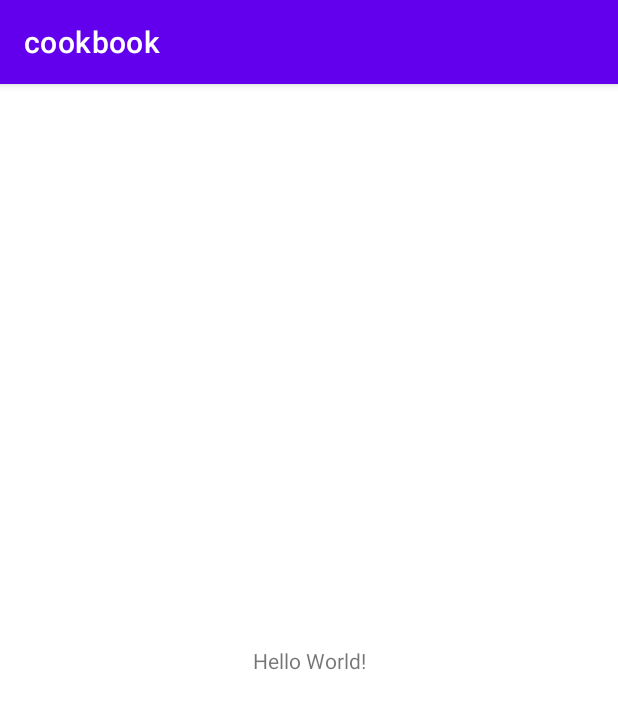
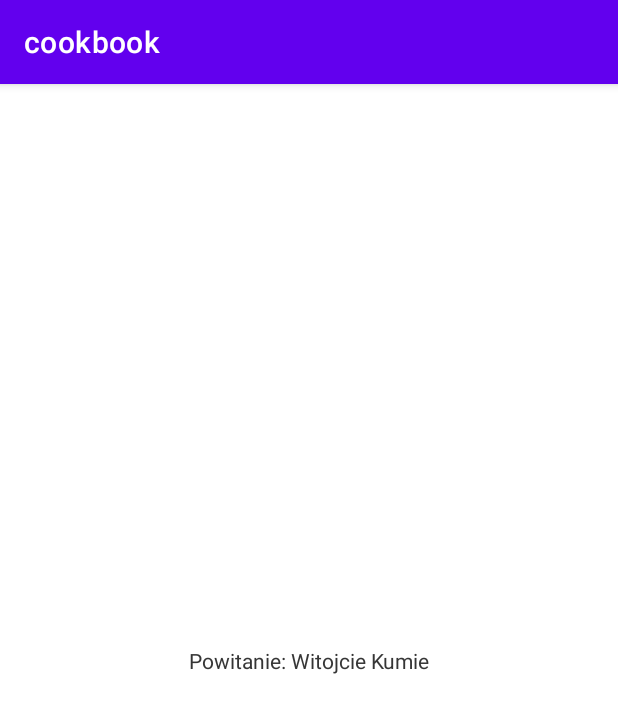
Before and after one commit to bellicaspiritualis/cookbook, an Android app: the screen it shows after launch (MainActivity), on a phone screen of 412 x 824 dp. Shown: the top 713 px of the screen. Run offline under Robolectric (Android 15) with nearby library versions, the phone set to English and light mode, and no system bars.

Commit message:
Pierwdzy fragment Witojcie Kumie

```diff
--- /dev/null
+++ b/app/src/main/java/bellica/spiritualis/cookbook/HomeFragment.kt
@@ -0,0 +1,18 @@
+package bellica.spiritualis.cookbook
+
+import android.os.Bundle
+import android.view.LayoutInflater
+import android.view.View
+import android.view.ViewGroup
+import androidx.fragment.app.Fragment
+
+class HomeFragment: Fragment() {
+
+    override fun onCreateView(
+        inflater: LayoutInflater,
+        container: ViewGroup?,
+        savedInstanceState: Bundle?
+    ): View? {
+        return inflater.inflate(R.layout.fragment_home, container,false)
+    }
+}
--- a/app/src/main/java/bellica/spiritualis/cookbook/MainActivity.kt
+++ b/app/src/main/java/bellica/spiritualis/cookbook/MainActivity.kt
@@ -8,31 +8,12 @@ class MainActivity : AppCompatActivity() {
     override fun onCreate(savedInstanceState: Bundle?) {
         super.onCreate(savedInstanceState)
         setContentView(R.layout.activity_main)
-        Log.d("lifecycle_check", "onCreate")
+
+        addFragment()
     }
 
-    override fun onStart() {
-        super.onStart()
-        Log.d("lifecycle_check", "onStart")
-    }
-
-    override fun onResume() {
-        super.onResume()
-        Log.d("lifecycle_check", "onResume")
-    }
-
-    override fun onPause() {
-        super.onPause()
-        Log.d("lifecycle_check", "onPause")
-    }
-
-    override fun onRestart() {
-        super.onRestart()
-        Log.d("lifecycle_check", "onRestart")
-    }
-
-    override fun onStop() {
-        super.onStop()
-        Log.d("lifecycle_check", "onStop")
+    private fun addFragment() {
+        supportFragmentManager.beginTransaction().add(R.id.fragment_container, HomeFragment()).commit()
+        Log.d("lifecycle_check", "addFragment")
     }
 }
--- a/app/src/main/res/layout/activity_main.xml
+++ b/app/src/main/res/layout/activity_main.xml
@@ -6,13 +6,10 @@
     android:layout_height="match_parent"
     tools:context=".MainActivity">
 
-    <TextView
-        android:layout_width="wrap_content"
-        android:layout_height="wrap_content"
-        android:text="Hello World!"
-        app:layout_constraintBottom_toBottomOf="parent"
-        app:layout_constraintEnd_toEndOf="parent"
-        app:layout_constraintStart_toStartOf="parent"
-        app:layout_constraintTop_toTopOf="parent" />
+    <androidx.fragment.app.FragmentContainerView
+        android:layout_width="match_parent"
+        android:layout_height="match_parent"
+        android:id="@+id/fragment_container"
+        android:name="bellica.spiritualis.cookbook.HomeFragment"/>
 
 </androidx.constraintlayout.widget.ConstraintLayout>
--- /dev/null
+++ b/app/src/main/res/layout/fragment_home.xml
@@ -0,0 +1,16 @@
+<?xml version="1.0" encoding="utf-8"?>
+<androidx.constraintlayout.widget.ConstraintLayout xmlns:android="http://schemas.android.com/apk/res/android"
+    xmlns:app="http://schemas.android.com/apk/res-auto"
+    android:layout_width="match_parent"
+    android:layout_height="match_parent">
+
+    <TextView
+        android:layout_width="wrap_content"
+        android:layout_height="wrap_content"
+        android:text="@string/witojcie_fragment"
+        app:layout_constraintBottom_toBottomOf="parent"
+        app:layout_constraintEnd_toEndOf="parent"
+        app:layout_constraintStart_toStartOf="parent"
+        app:layout_constraintTop_toTopOf="parent" />
+
+</androidx.constraintlayout.widget.ConstraintLayout>
--- a/app/src/main/res/values/strings.xml
+++ b/app/src/main/res/values/strings.xml
@@ -1,3 +1,5 @@
 <resources>
     <string name="app_name">cookbook</string>
+    <!-- TODO: Remove or change this placeholder text -->
+    <string name="witojcie_fragment">Powitanie: Witojcie Kumie</string>
 </resources>
```
